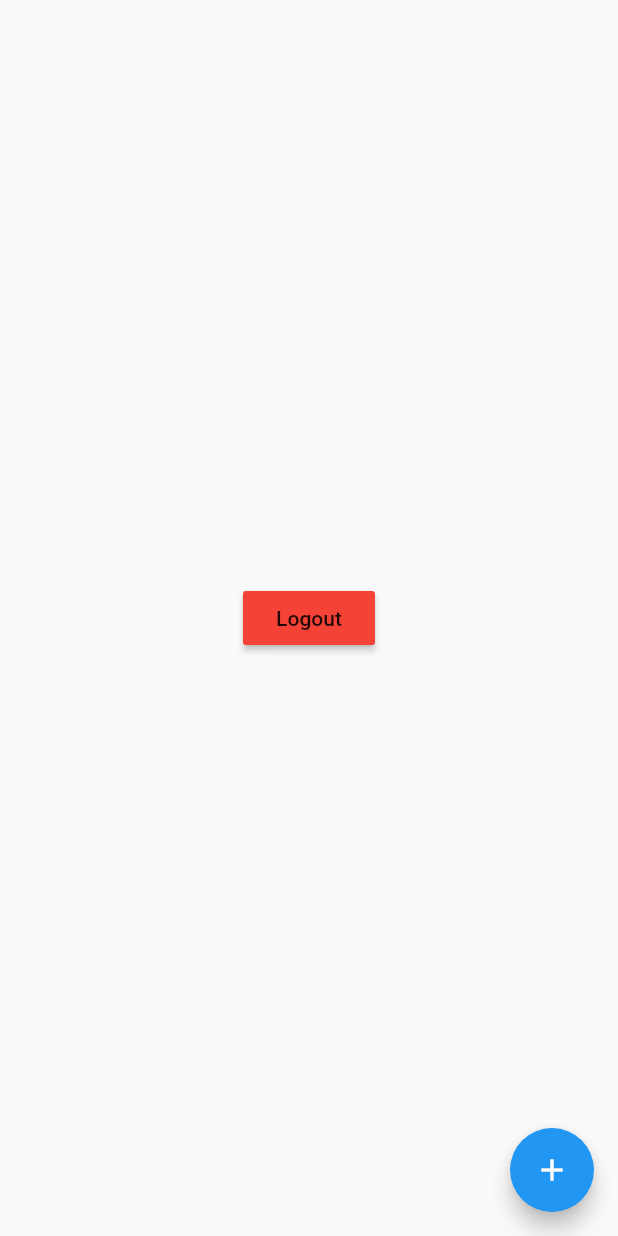
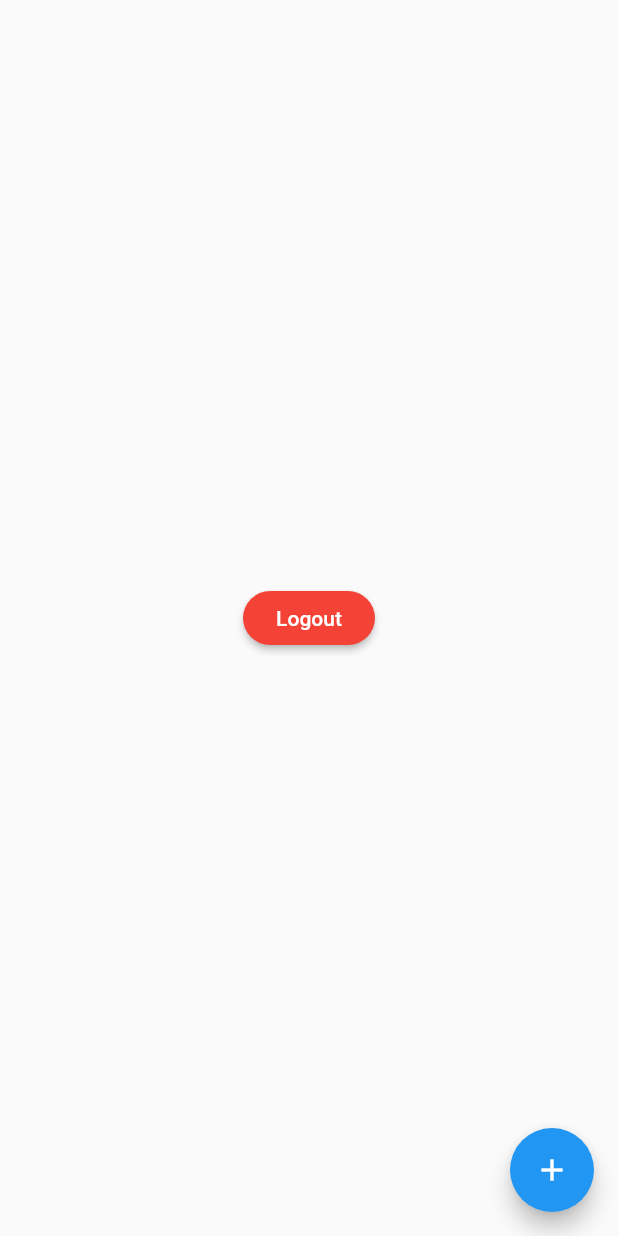
Before and after one commit to team-e-org/mobile, a Flutter app: the AccountScreen screen opened directly, after a tap on "Logout", on a phone screen of 412 x 824 dp. Run offline on Flutter 3.47's test engine with Material 2 defaults, Android fonts, the phone set to English and light mode, and no system bars; our stand-ins replace bloc, equatable, flutter_bloc; generated files the repository leaves out were written again; network calls fail.

Commit message:
Refine logout button

```diff
--- a/lib/view/account_screen.dart
+++ b/lib/view/account_screen.dart
@@ -1,5 +1,6 @@
 import 'package:flutter/material.dart';
 import 'package:flutter_bloc/flutter_bloc.dart';
+import 'package:mobile/view/components/common/button_common.dart';
 import 'package:mobile/view/onboarding/authentication_bloc.dart';
 
 class AccountScreen extends StatelessWidget {
@@ -8,11 +9,14 @@ class AccountScreen extends StatelessWidget {
     return Scaffold(
       body: Container(
         child: Center(
-          child: RaisedButton(
-            child: const Text('Logout'),
-            onPressed: () {
-              BlocProvider.of<AuthenticationBloc>(context).add(LoggedOut());
-            },
+          child: BlocBuilder<AuthenticationBloc, AuthenticationState>(
+            builder: (context, state) => PinterestButton.primary(
+              text: 'Logout',
+              onPressed: () {
+                BlocProvider.of<AuthenticationBloc>(context).add(LoggedOut());
+              },
+              loading: state is Unauthenticating,
+            ),
           ),
         ),
       ),
--- a/lib/view/components/common/button_common.dart
+++ b/lib/view/components/common/button_common.dart
@@ -9,13 +9,13 @@ class PinterestButton extends StatelessWidget {
   PinterestButton.primary({
     @required this.text,
     @required this.onPressed,
-    bool this.loading,
+    bool this.loading = false,
   }) : variant = PinterestButtonVariant.primary;
 
   PinterestButton.secondary({
     @required this.text,
     @required this.onPressed,
-    bool this.loading,
+    bool this.loading = false,
   }) : variant = PinterestButtonVariant.secondary;
 
   final String text;
--- a/lib/view/onboarding/authentication_bloc.dart
+++ b/lib/view/onboarding/authentication_bloc.dart
@@ -13,6 +13,8 @@ class Authenticated extends AuthenticationState {}
 class Unauthenticated extends AuthenticationState {}
 
 class Authenticating extends AuthenticationState {}
+
+class Unauthenticating extends AuthenticationState {}
 
 abstract class AuthenticationEvent extends Equatable {
   @override
@@ -65,6 +67,7 @@ class AuthenticationBloc
     }
 
     if (event is LoggedOut) {
+      yield Unauthenticating();
       await accountRepository.deleteToken();
       yield Unauthenticated();
     }
```
